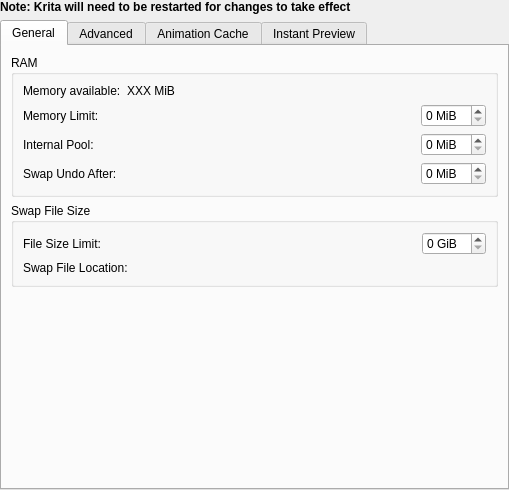
Qt form libs/ui/forms/wdgperformancesettings.ui (KDE/krita) before a commit.
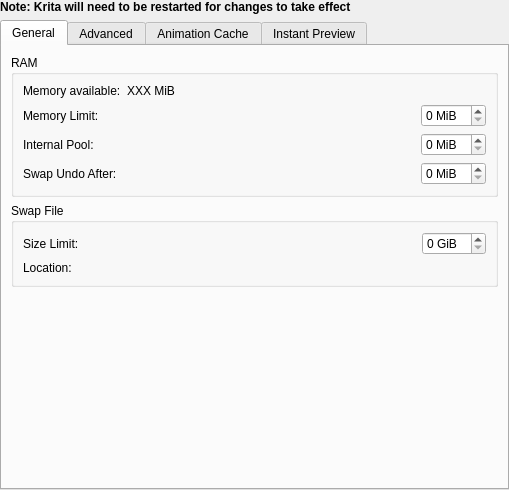
The same form after that commit. Custom widgets are drawn as their Qt base class.

Commit message: Don't repeat "Swap File" inside its own group

Patch:
```diff
--- a/libs/ui/forms/wdgperformancesettings.ui
+++ b/libs/ui/forms/wdgperformancesettings.ui
@@ -181,7 +181,7 @@
        <item>
         <widget class="QGroupBox" name="groupBox_2">
          <property name="title">
-          <string>Swap File Size</string>
+          <string>Swap File</string>
          </property>
          <layout class="QFormLayout" name="formLayout_2">
           <item row="0" column="0">
@@ -190,7 +190,7 @@
              <string>The swap file will not be bigger than this limit.</string>
             </property>
             <property name="text">
-             <string>File Size Limit:</string>
+             <string>Size Limit:</string>
             </property>
            </widget>
           </item>
@@ -221,7 +221,7 @@
           <item row="1" column="0">
            <widget class="QLabel" name="label_3">
             <property name="text">
-             <string>Swap File Location:</string>
+             <string>Location:</string>
             </property>
            </widget>
           </item>
```
